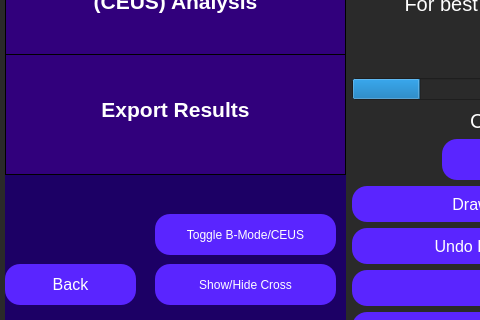
This is src/CeusTool3d/voiSelection.ui in azifan/Qultra as Qt 5 draws it before an edit; both pictures show x 0 to 480 and y 431 to 751 of the 1217 by 751 pixel window. The edited form follows.
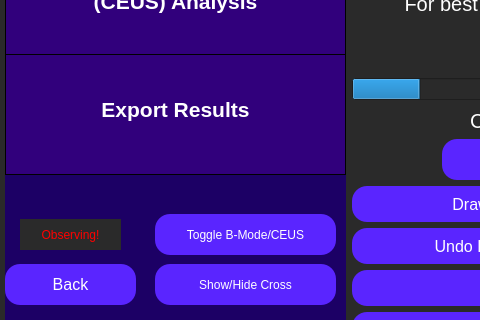
This is the edited form.

Commit message: refactored 3D navigation works

Diff of the .ui file:
```diff
--- a/src/CeusTool3d/voiSelection.ui
+++ b/src/CeusTool3d/voiSelection.ui
@@ -425,6 +425,44 @@
         <bool>true</bool>
        </property>
       </widget>
+      <widget class="QLabel" name="navigatingLabel">
+       <property name="geometry">
+        <rect>
+         <x>15</x>
+         <y>645</y>
+         <width>101</width>
+         <height>31</height>
+        </rect>
+       </property>
+       <property name="styleSheet">
+        <string notr="true">QLabel { background-color : rgb(42, 42, 42); color : green; }</string>
+       </property>
+       <property name="text">
+        <string>Navigating!</string>
+       </property>
+       <property name="alignment">
+        <set>Qt::AlignCenter</set>
+       </property>
+      </widget>
+      <widget class="QLabel" name="observingLabel">
+       <property name="geometry">
+        <rect>
+         <x>15</x>
+         <y>645</y>
+         <width>101</width>
+         <height>31</height>
+        </rect>
+       </property>
+       <property name="styleSheet">
+        <string notr="true">QLabel { background-color : rgb(42, 42, 42); color : red; }</string>
+       </property>
+       <property name="text">
+        <string>Observing!</string>
+       </property>
+       <property name="alignment">
+        <set>Qt::AlignCenter</set>
+       </property>
+      </widget>
       <zorder>roiSidebar</zorder>
       <zorder>rfAnalysisSidebar</zorder>
       <zorder>ticAnalysisSidebar</zorder>
```
Left out of the diff: 2 changed lines with no effect on the pictures. The commit also changes 1 other file.
